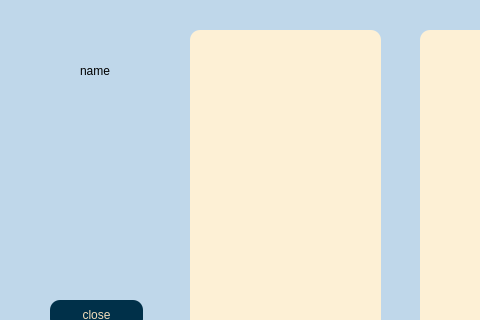
First picture: the form in client/geraph.ui, repository AP-projects-4001/jan-ghahve, before the edit; both pictures show x 0 to 480 and y 0 to 320 of the 888 by 403 pixel window.
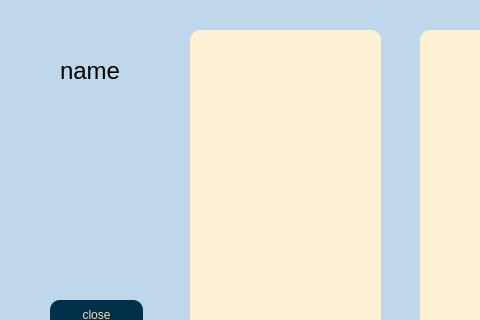
Second picture: the form after the edit.

What changed in the file:
```diff
--- a/client/geraph.ui
+++ b/client/geraph.ui
@@ -80,12 +80,15 @@
    <widget class="QLabel" name="label">
     <property name="geometry">
      <rect>
-      <x>80</x>
+      <x>60</x>
       <y>50</y>
-      <width>51</width>
+      <width>81</width>
       <height>41</height>
      </rect>
     </property>
+    <property name="styleSheet">
+     <string notr="true">font:24px;</string>
+    </property>
     <property name="text">
      <string>name</string>
     </property>
```
